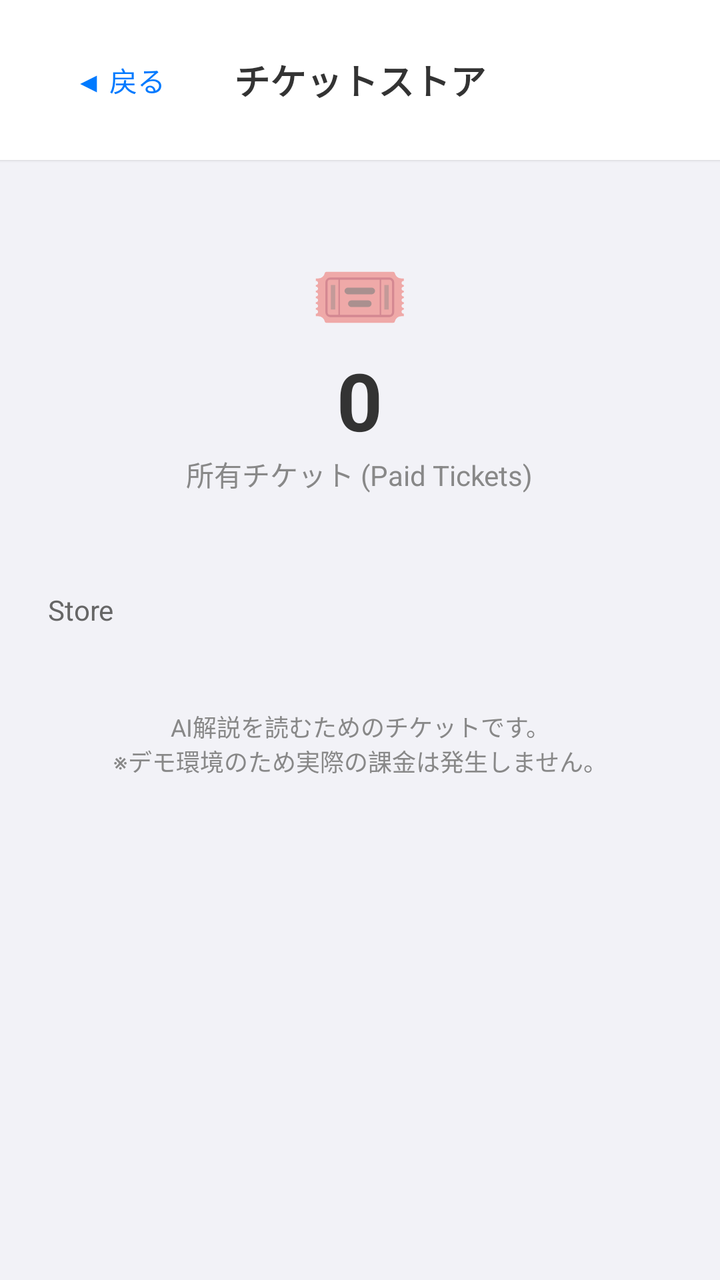
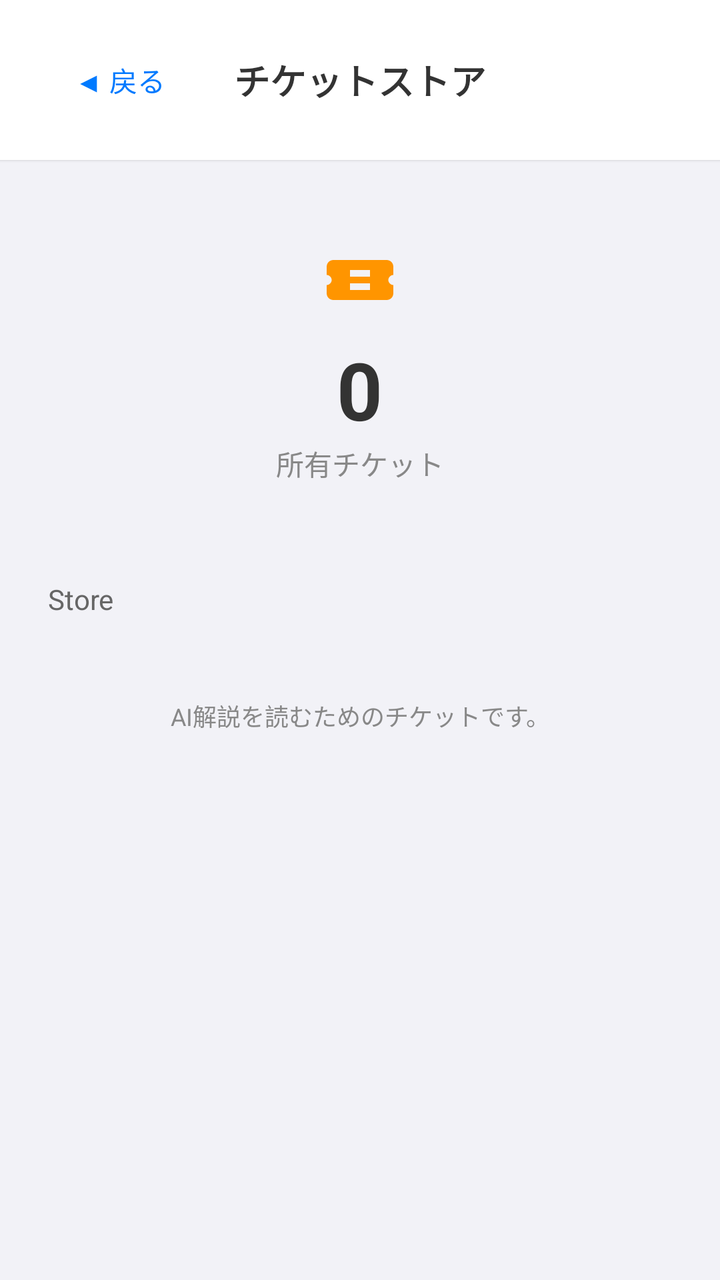

An Android layout rendered at two revisions. The XML below is the earlier revision; the diff shows what the commit changed to produce the second picture.
<!-- AndroidManifest.xml: application theme Theme.AppCompat.DayNight.NoActionBar -->
<!-- res/layout/activity_ticket_store.xml -->
<?xml version="1.0" encoding="utf-8"?>
<LinearLayout xmlns:android="http://schemas.android.com/apk/res/android"
    android:layout_width="match_parent"
    android:layout_height="match_parent"
    android:orientation="vertical"
    android:background="#F2F2F7">

    <LinearLayout
        android:layout_width="match_parent"
        android:layout_height="wrap_content"
        android:orientation="horizontal"
        android:gravity="center_vertical"
        android:padding="16dp"
        android:background="#FFFFFF"
        android:elevation="1dp">
        <Button
            android:id="@+id/btnBack"
            android:layout_width="wrap_content"
            android:layout_height="wrap_content"
            android:text="◀︎ 戻る"
            android:textColor="#007AFF"
            android:background="@android:color/transparent"
            android:elevation="0dp"
            android:stateListAnimator="@null" />
        <TextView
            android:layout_width="0dp"
            android:layout_height="wrap_content"
            android:layout_weight="1"
            android:text="チケットストア"
            android:textSize="18sp"
            android:textStyle="bold"
            android:textColor="#333333"
            android:gravity="center"/>
        <Space android:layout_width="88dp" android:layout_height="wrap_content"/>
    </LinearLayout>

    <ScrollView
        android:layout_width="match_parent"
        android:layout_height="match_parent"
        android:padding="16dp"
        android:scrollbars="none">

        <LinearLayout
            android:layout_width="match_parent"
            android:layout_height="wrap_content"
            android:orientation="vertical">

            <LinearLayout
                android:id="@+id/cardTop"
                android:layout_width="match_parent"
                android:layout_height="wrap_content"
                android:orientation="vertical"
                android:gravity="center"
                android:padding="24dp"
                android:layout_marginBottom="24dp">
                <TextView android:layout_width="wrap_content" android:layout_height="wrap_content" android:text="🎟️" android:textSize="40sp"/>
                <TextView android:id="@+id/textCurrentTickets" android:layout_width="wrap_content" android:layout_height="wrap_content" android:text="0" android:textSize="40sp" android:textStyle="bold" android:textColor="#333333"/>
                <TextView android:layout_width="wrap_content" android:layout_height="wrap_content" android:text="所有チケット (Paid Tickets)" android:textColor="#888888" android:textSize="14sp"/>
            </LinearLayout>

            <TextView android:layout_width="match_parent" android:layout_height="wrap_content" android:text="Store" android:textColor="#666666" android:textSize="14sp" android:layout_marginStart="8dp" android:layout_marginBottom="8dp"/>

            <LinearLayout
                android:id="@+id/storeList"
                android:layout_width="match_parent"
                android:layout_height="wrap_content"
                android:orientation="vertical"
                android:padding="8dp">
            </LinearLayout>

            <TextView android:layout_width="match_parent" android:layout_height="wrap_content" android:text="AI解説を読むためのチケットです。\n※デモ環境のため実際の課金は発生しません。" android:textColor="#888888" android:textSize="12sp" android:gravity="center" android:layout_marginTop="16dp"/>
        </LinearLayout>
    </ScrollView>
</LinearLayout>
<!-- resources referenced by this layout -->
<resources>

</resources>

<!-- the commit's change to res/layout/activity_ticket_store.xml (unified diff, before → after) -->
@@ -53,12 +53,36 @@
                 android:gravity="center"
                 android:padding="24dp"
                 android:layout_marginBottom="24dp">
-                <TextView android:layout_width="wrap_content" android:layout_height="wrap_content" android:text="🎟️" android:textSize="40sp"/>
-                <TextView android:id="@+id/textCurrentTickets" android:layout_width="wrap_content" android:layout_height="wrap_content" android:text="0" android:textSize="40sp" android:textStyle="bold" android:textColor="#333333"/>
-                <TextView android:layout_width="wrap_content" android:layout_height="wrap_content" android:text="所有チケット (Paid Tickets)" android:textColor="#888888" android:textSize="14sp"/>
+                <ImageView
+                    android:layout_width="40dp"
+                    android:layout_height="40dp"
+                    android:src="@drawable/ic_ticket"
+                    android:contentDescription="@null"
+                    android:layout_marginBottom="8dp"/>
+                <TextView
+                    android:id="@+id/textCurrentTickets"
+                    android:layout_width="wrap_content"
+                    android:layout_height="wrap_content"
+                    android:text="0"
+                    android:textSize="40sp"
+                    android:textStyle="bold"
+                    android:textColor="#333333"/>
+                <TextView
+                    android:layout_width="wrap_content"
+                    android:layout_height="wrap_content"
+                    android:text="所有チケット"
+                    android:textColor="#888888"
+                    android:textSize="14sp"/>
             </LinearLayout>
 
-            <TextView android:layout_width="match_parent" android:layout_height="wrap_content" android:text="Store" android:textColor="#666666" android:textSize="14sp" android:layout_marginStart="8dp" android:layout_marginBottom="8dp"/>
+            <TextView
+                android:layout_width="match_parent"
+                android:layout_height="wrap_content"
+                android:text="Store"
+                android:textColor="#666666"
+                android:textSize="14sp"
+                android:layout_marginStart="8dp"
+                android:layout_marginBottom="8dp"/>
 
             <LinearLayout
                 android:id="@+id/storeList"
@@ -68,7 +92,15 @@
                 android:padding="8dp">
             </LinearLayout>
 
-            <TextView android:layout_width="match_parent" android:layout_height="wrap_content" android:text="AI解説を読むためのチケットです。\n※デモ環境のため実際の課金は発生しません。" android:textColor="#888888" android:textSize="12sp" android:gravity="center" android:layout_marginTop="16dp"/>
+            <TextView
+                android:id="@+id/textTicketDesc"
+                android:layout_width="match_parent"
+                android:layout_height="wrap_content"
+                android:text="AI解説を読むためのチケットです。"
+                android:textColor="#888888"
+                android:textSize="12sp"
+                android:gravity="center"
+                android:layout_marginTop="16dp"/>
         </LinearLayout>
     </ScrollView>
 </LinearLayout>
<!-- resource entries referenced after the edit -->
@@ -1,5 +1,16 @@
 <!-- resources referenced by this layout -->
 <resources>
-
+  <!-- drawable ic_ticket (drawable) -->
+  <?xml version="1.0" encoding="utf-8"?>
+  <vector xmlns:android="http://schemas.android.com/apk/res/android"
+      android:width="40dp"
+      android:height="40dp"
+      android:viewportWidth="24"
+      android:viewportHeight="24">
+      
+      <path
+          android:fillColor="#FF9500"
+          android:pathData="M20,6H4c-1.1,0 -2,0.9 -2,2v2.5c0.8,0 1.5,0.7 1.5,1.5S2.8,13.5 2,13.5V16c0,1.1 0.9,2 2,2h16c1.1,0 2,-0.9 2,-2v-2.5c-0.8,0 -1.5,-0.7 -1.5,-1.5s0.7,-1.5 1.5,-1.5V8c0,-1.1 -0.9,-2 -2,-2zM15,15H9v-2h6v2zm0,-4H9V9h6v2z"/>
+  </vector>
 </resources>
 
